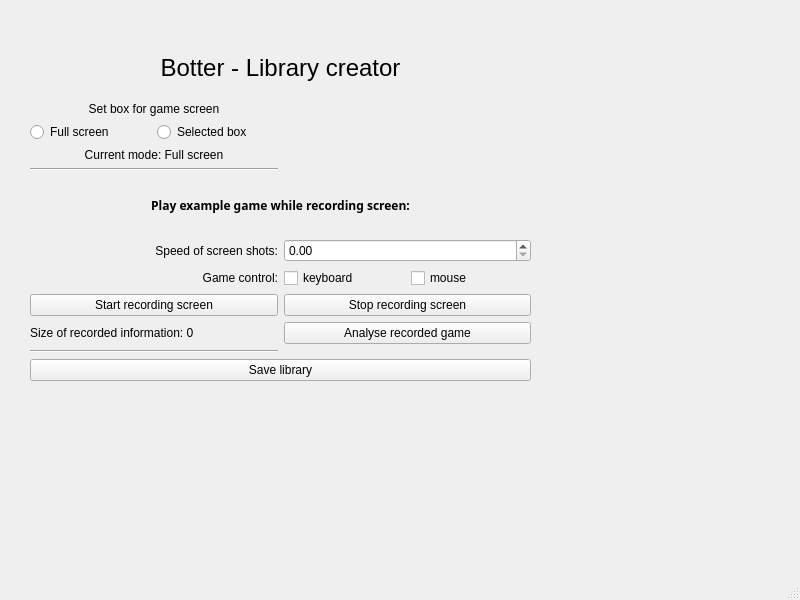
Kanter666/Botter, file Design/Create.ui: the form before one commit.
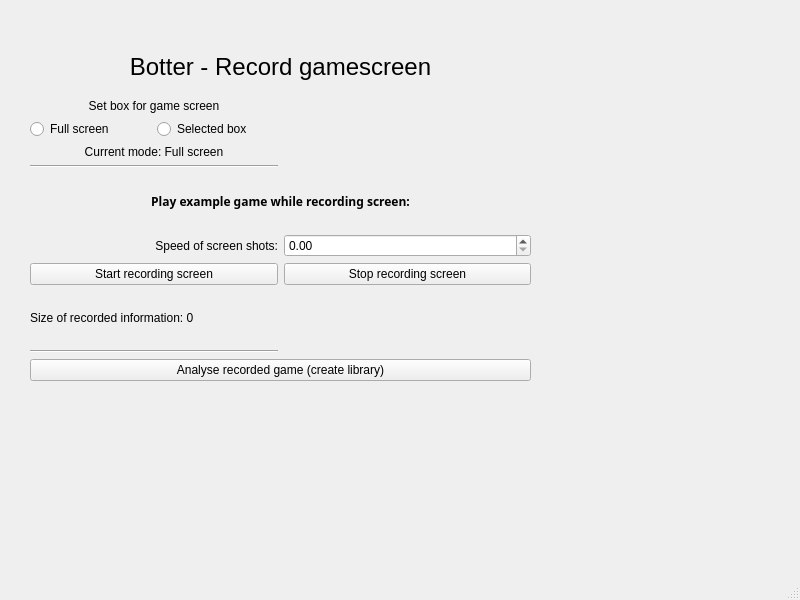
The form after the commit.

Commit message: UI changes, added protection against whitespaces in names

Diff of the .ui file:
```diff
--- a/Design/Create.ui
+++ b/Design/Create.ui
@@ -24,14 +24,14 @@
      </rect>
     </property>
     <layout class="QGridLayout" name="gridLayout">
-     <item row="9" column="0">
+     <item row="8" column="0">
       <widget class="QPushButton" name="start_rec_bt">
        <property name="text">
         <string>Start recording screen</string>
        </property>
       </widget>
      </item>
-     <item row="9" column="1">
+     <item row="8" column="1">
       <widget class="QPushButton" name="stop_rec_bt">
        <property name="text">
         <string>Stop recording screen</string>
@@ -88,7 +88,7 @@
         </font>
        </property>
        <property name="text">
-        <string>Botter - Library creator</string>
+        <string>Botter - Record gamescreen</string>
        </property>
        <property name="textFormat">
         <enum>Qt::AutoText</enum>
@@ -98,34 +98,6 @@
        </property>
       </widget>
      </item>
-     <item row="5" column="0">
-      <widget class="QLabel" name="label_4">
-       <property name="text">
-        <string>Game control:</string>
-       </property>
-       <property name="alignment">
-        <set>Qt::AlignRight|Qt::AlignTrailing|Qt::AlignVCenter</set>
-       </property>
-      </widget>
-     </item>
-     <item row="5" column="1">
-      <layout class="QHBoxLayout" name="horizontalLayout_2">
-       <item>
-        <widget class="QCheckBox" name="keyboard_chb">
-         <property name="text">
-          <string>keyboard</string>
-         </property>
-        </widget>
-       </item>
-       <item>
-        <widget class="QCheckBox" name="mouse_chb">
-         <property name="text">
-          <string>mouse</string>
-         </property>
-        </widget>
-       </item>
-      </layout>
-     </item>
      <item row="2" column="0">
       <widget class="Line" name="line">
        <property name="orientation">
@@ -133,27 +105,13 @@
        </property>
       </widget>
      </item>
-     <item row="10" column="1">
-      <widget class="QPushButton" name="analyse_rec_bt">
-       <property name="text">
-        <string>Analyse recorded game</string>
-       </property>
-      </widget>
-     </item>
-     <item row="10" column="0">
+     <item row="9" column="0">
       <widget class="QLabel" name="label_6">
        <property name="text">
         <string>Size of recorded information: 0</string>
        </property>
       </widget>
      </item>
-     <item row="12" column="0" colspan="2">
-      <widget class="QPushButton" name="pushButton">
-       <property name="text">
-        <string>Save library</string>
-       </property>
-      </widget>
-     </item>
      <item row="4" column="0">
       <widget class="QLabel" name="label">
        <property name="text">
@@ -191,6 +149,13 @@
        </property>
       </widget>
      </item>
+     <item row="12" column="0" colspan="2">
+      <widget class="QPushButton" name="analyse_rec_bt">
+       <property name="text">
+        <string>Analyse recorded game (create library)</string>
+       </property>
+      </widget>
+     </item>
     </layout>
    </widget>
   </widget>
```
The commit also changes 3 other files.
